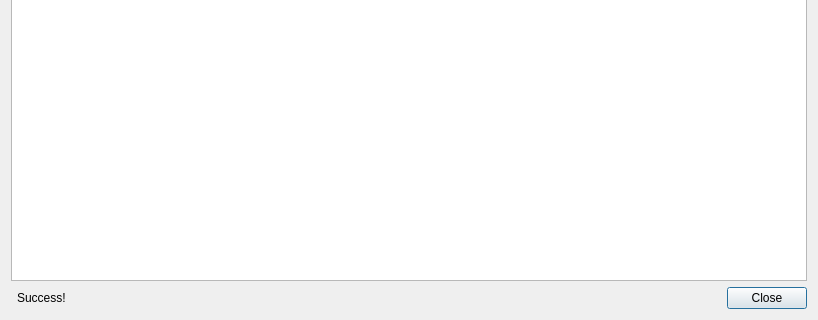
Old version of the form libs/librepcb/projecteditor/dialogs/bomgeneratordialog.ui in the repository LibrePCB/LibrePCB; both pictures show x 0 to 818 and y 236 to 556 of the 818 by 556 pixel window.
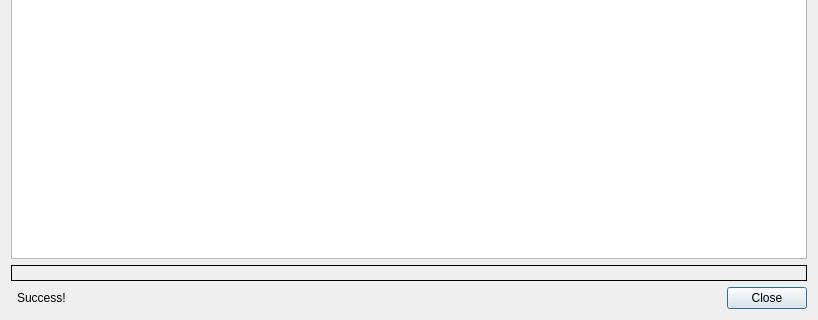
New version of the form. Icons and pictures are not drawn.

Commit message: BomGeneratorDialog: Show whether devices are in sync

The edit to the form file:
```diff
--- a/libs/librepcb/projecteditor/dialogs/bomgeneratordialog.ui
+++ b/libs/librepcb/projecteditor/dialogs/bomgeneratordialog.ui
@@ -34,7 +34,7 @@
      </property>
     </widget>
    </item>
-   <item row="5" column="0">
+   <item row="6" column="0">
     <widget class="QLabel" name="lblSuccess">
      <property name="text">
       <string>Success!</string>
@@ -44,7 +44,7 @@
      </property>
     </widget>
    </item>
-   <item row="5" column="1">
+   <item row="6" column="1">
     <widget class="QDialogButtonBox" name="buttonBox">
      <property name="orientation">
       <enum>Qt::Horizontal</enum>
@@ -127,6 +127,22 @@
      </property>
     </widget>
    </item>
+   <item row="5" column="0" colspan="2">
+    <widget class="QLabel" name="lblMessage">
+     <property name="frameShape">
+      <enum>QFrame::Box</enum>
+     </property>
+     <property name="text">
+      <string/>
+     </property>
+     <property name="wordWrap">
+      <bool>true</bool>
+     </property>
+     <property name="margin">
+      <number>3</number>
+     </property>
+    </widget>
+   </item>
   </layout>
  </widget>
  <resources/>
```
The commit also changes 1 other file.
